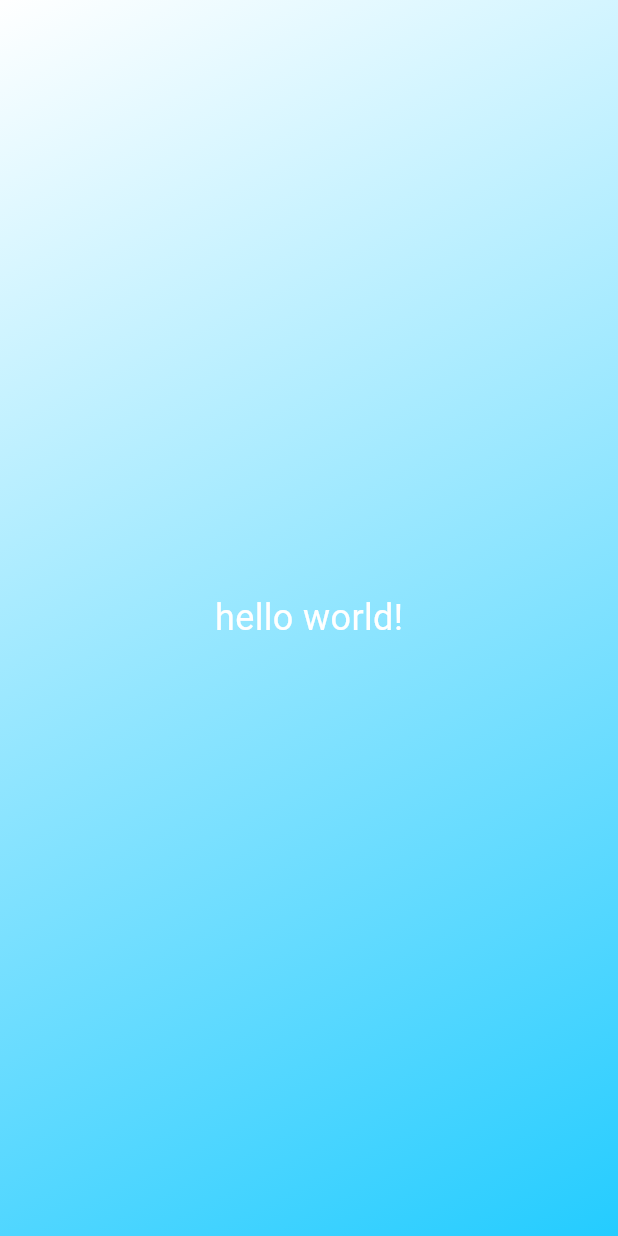
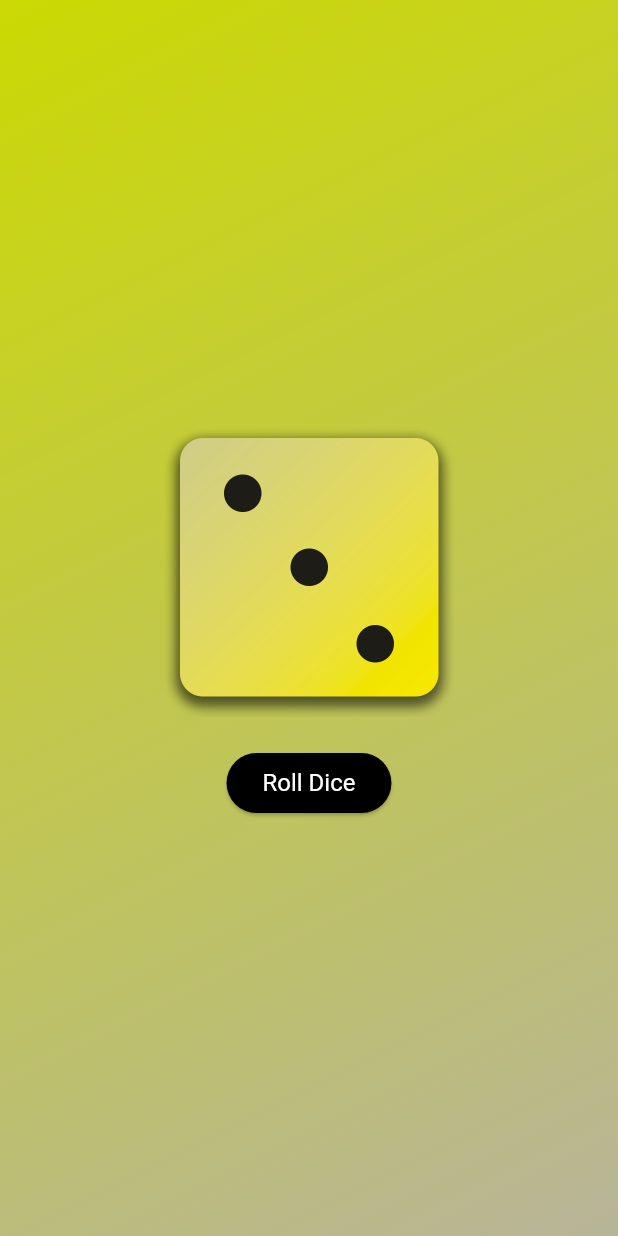
Before and after one commit to ting0608/1st_flutter_test_diceRoll, a Flutter app: the screen it shows after launch, on a phone screen of 412 x 824 dp. Run offline on Flutter 3.47's test engine with Material 3 defaults, Android fonts, the phone set to English and light mode, and no system bars.

Commit message:
question threw, why till this commit the image wont change?

```diff
--- a/lib/gradient_container.dart
+++ b/lib/gradient_container.dart
@@ -31,17 +31,28 @@ const endAlignment = Alignment.bottomRight;
 
 class GradientContainer extends StatelessWidget {
   //super refers to the parent class
-  const GradientContainer({super.key});
+  GradientContainer(this.color1, this.color2, {super.key});
+
+  GradientContainer.bg({super.key})
+      : color1 = const Color.fromARGB(255, 203, 217, 3),
+        color2 = const Color.fromARGB(255, 183, 181, 153);
+
+  final Color color1;
+  final Color color2;
+  var activeDiceImage = 'assets/images/dice-images/dice-3.png';
+
+//rollDice function
+  void rollDice() {
+    print('Button pressed');
+    activeDiceImage = 'assets/images/dice-images/dice-4.png';
+  }
 
   @override
   Widget build(context) {
     return Container(
-      decoration: const BoxDecoration(
+      decoration: BoxDecoration(
         gradient: LinearGradient(
-          colors: [
-            Color.fromARGB(254, 255, 255, 255),
-            Color.fromARGB(255, 36, 204, 255)
-          ],
+          colors: [color1, color2],
           begin: startAlignment,
           end: endAlignment,
 
@@ -52,7 +63,38 @@ class GradientContainer extends StatelessWidget {
           // ],
         ),
       ),
-      child: const Center(child: StyledText('hello world!')),
+      // child: const Center(child: StyledText('hello world!')),
+      child: Center(
+        child: Column(
+          // mainAxisSize: MainAxisSize.min, to make the column as small as possible
+          mainAxisSize: MainAxisSize.min,
+          children: [
+            Image.asset(
+              'assets/images/dice-images/dice-3.png',
+              width: 200,
+            ),
+            const SizedBox(height: 20),
+            // Container(
+            //   height: 0,
+            //   color: Colors.red, // Set the background color here
+            // ),
+            ElevatedButton(
+                // function like this couldnt be use in any other places, named anynomous function
+                // onPressed: () {
+                //   print('Button pressed');
+                // },
+                // function like this is actually point to the function above, you dont call it like rollDice(), doesnt add parentheses
+                style: ElevatedButton.styleFrom(
+                  primary: const Color.fromARGB(255, 0, 0, 0),
+                  onPrimary: const Color.fromARGB(255, 255, 255, 255),
+                  textStyle: const TextStyle(fontSize: 16),
+                  // padding: const EdgeInsets.only(top: 8, bottom: 8),
+                ),
+                onPressed: rollDice,
+                child: const Text('Roll Dice')),
+          ],
+        ),
+      ),
     );
   }
 }
--- a/lib/main.dart
+++ b/lib/main.dart
@@ -3,9 +3,9 @@ import 'package:first_app/gradient_container.dart';
 
 void main() {
   runApp(
-    const MaterialApp(
+    MaterialApp(
       home: Scaffold(
-        body: GradientContainer(),
+        body: GradientContainer.bg(),
       ),
     ),
   );
```
Also changed, not shown: pubspec.yaml (+11 -7 lines), assets/images/dice-images/dice-1.png (added), assets/images/dice-images/dice-2.png (added), assets/images/dice-images/dice-3.png (added), assets/images/dice-images/dice-4.png (added), assets/images/dice-images/dice-5.png (added), assets/images/dice-images/dice-6.png (added).
